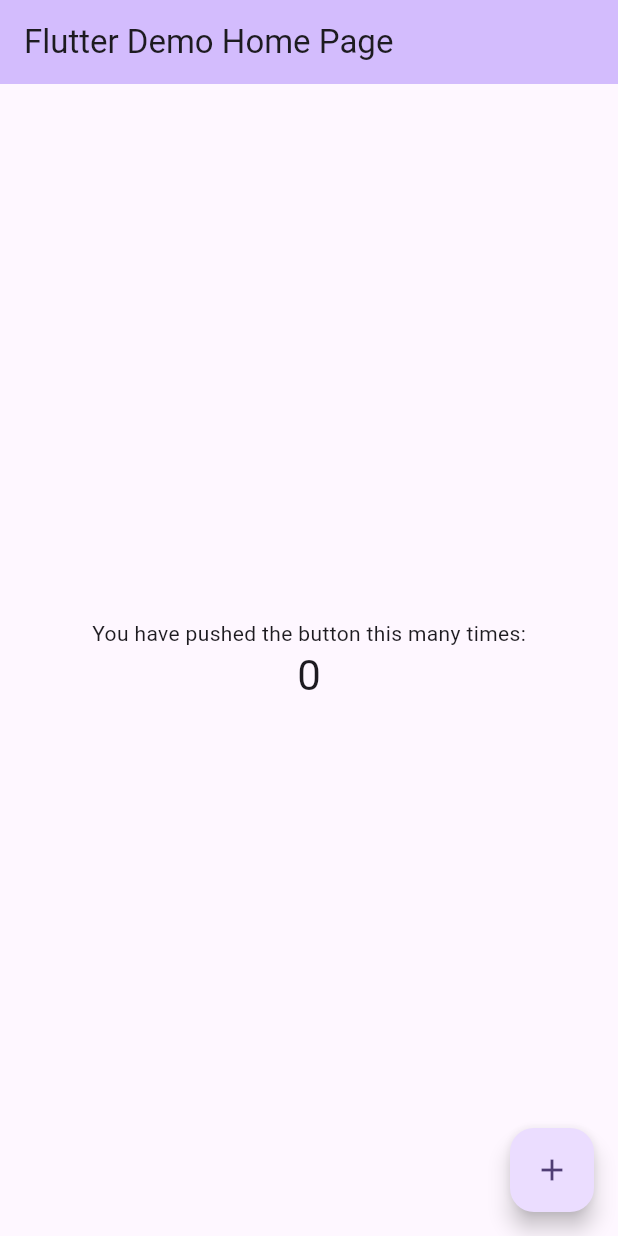
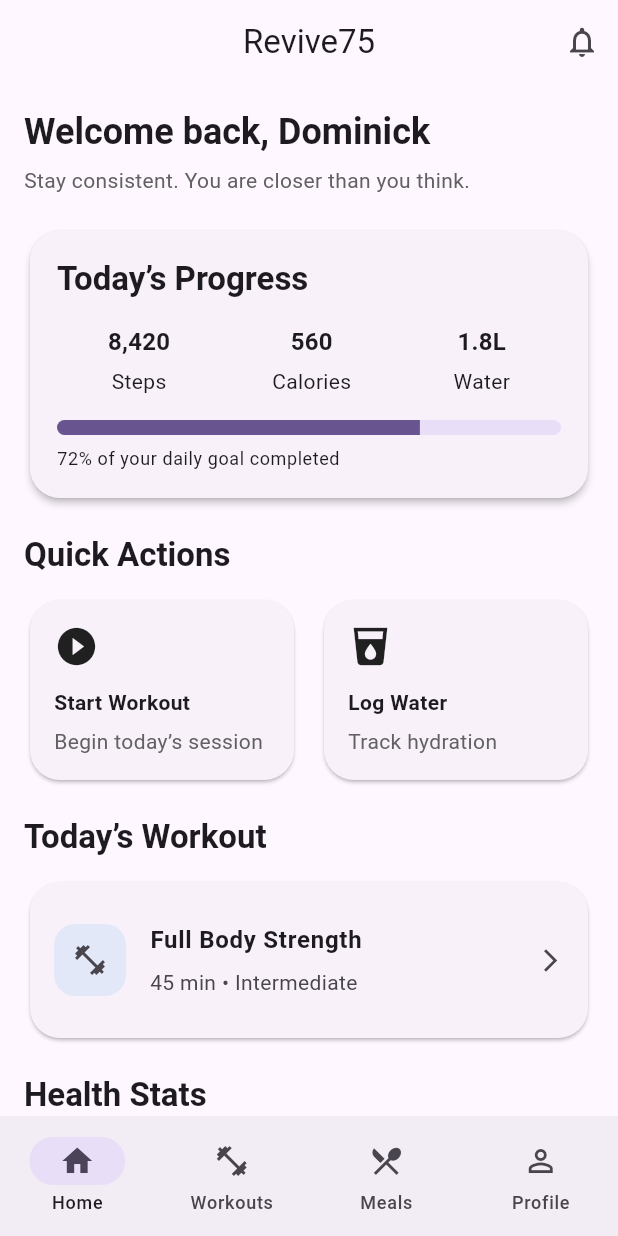
Before and after one commit to Luneric/Revive75, a Flutter app: the MyHomePage screen opened directly, on a phone screen of 412 x 824 dp. Run offline on Flutter 3.47's test engine with Material 3 defaults, Android fonts, the light colour scheme and no system bars.

Commit message:
end of old branch

```diff
--- a/revive75_app/lib/Domfiles/app.dart
+++ b/revive75_app/lib/Domfiles/app.dart
@@ -0,0 +1,17 @@
+import 'package:flutter/material.dart';
+import 'pages/home_page.dart';
+
+class MyApp extends StatelessWidget {
+  const MyApp({super.key});
+
+  @override
+  Widget build(BuildContext context) {
+    return MaterialApp(
+      title: 'Flutter Demo',
+      theme: ThemeData(
+        colorScheme: ColorScheme.fromSeed(seedColor: Colors.deepPurple),
+      ),
+      home: const MyHomePage(title: 'Revive75'),
+    );
+  }
+}
--- a/revive75_app/lib/Domfiles/main.dart
+++ b/revive75_app/lib/Domfiles/main.dart
@@ -1,122 +1,6 @@
 import 'package:flutter/material.dart';
+import 'app.dart';
 
 void main() {
   runApp(const MyApp());
 }
-
-class MyApp extends StatelessWidget {
-  const MyApp({super.key});
-
-  // This widget is the root of your application.
-  @override
-  Widget build(BuildContext context) {
-    return MaterialApp(
-      title: 'Flutter Demo',
-      theme: ThemeData(
-        // This is the theme of your application.
-        //
-        // TRY THIS: Try running your application with "flutter run". You'll see
-        // the application has a purple toolbar. Then, without quitting the app,
-        // try changing the seedColor in the colorScheme below to Colors.green
-        // and then invoke "hot reload" (save your changes or press the "hot
-        // reload" button in a Flutter-supported IDE, or press "r" if you used
-        // the command line to start the app).
-        //
-        // Notice that the counter didn't reset back to zero; the application
-        // state is not lost during the reload. To reset the state, use hot
-        // restart instead.
-        //
-        // This works for code too, not just values: Most code changes can be
-        // tested with just a hot reload.
-        colorScheme: .fromSeed(seedColor: Colors.deepPurple),
-      ),
-      home: const MyHomePage(title: 'Flutter Demo Home Page'),
-    );
-  }
-}
-
-class MyHomePage extends StatefulWidget {
-  const MyHomePage({super.key, required this.title});
-
-  // This widget is the home page of your application. It is stateful, meaning
-  // that it has a State object (defined below) that contains fields that affect
-  // how it looks.
-
-  // This class is the configuration for the state. It holds the values (in this
-  // case the title) provided by the parent (in this case the App widget) and
-  // used by the build method of the State. Fields in a Widget subclass are
-  // always marked "final".
-
-  final String title;
-
-  @override
-  State<MyHomePage> createState() => _MyHomePageState();
-}
-
-class _MyHomePageState extends State<MyHomePage> {
-  int _counter = 0;
-
-  void _incrementCounter() {
-    setState(() {
-      // This call to setState tells the Flutter framework that something has
-      // changed in this State, which causes it to rerun the build method below
-      // so that the display can reflect the updated values. If we changed
-      // _counter without calling setState(), then the build method would not be
-      // called again, and so nothing would appear to happen.
-      _counter++;
-    });
-  }
-
-  @override
-  Widget build(BuildContext context) {
-    // This method is rerun every time setState is called, for instance as done
-    // by the _incrementCounter method above.
-    //
-    // The Flutter framework has been optimized to make rerunning build methods
-    // fast, so that you can just rebuild anything that needs updating rather
-    // than having to individually change instances of widgets.
-    return Scaffold(
-      appBar: AppBar(
-        // TRY THIS: Try changing the color here to a specific color (to
-        // Colors.amber, perhaps?) and trigger a hot reload to see the AppBar
-        // change color while the other colors stay the same.
-        backgroundColor: Theme.of(context).colorScheme.inversePrimary,
-        // Here we take the value from the MyHomePage object that was created by
-        // the App.build method, and use it to set our appbar title.
-        title: Text(widget.title),
-      ),
-      body: Center(
-        // Center is a layout widget. It takes a single child and positions it
-        // in the middle of the parent.
-        child: Column(
-          // Column is also a layout widget. It takes a list of children and
-          // arranges them vertically. By default, it sizes itself to fit its
-          // children horizontally, and tries to be as tall as its parent.
-          //
-          // Column has various properties to control how it sizes itself and
-          // how it positions its children. Here we use mainAxisAlignment to
-          // center the children vertically; the main axis here is the vertical
-          // axis because Columns are vertical (the cross axis would be
-          // horizontal).
-          //
-          // TRY THIS: Invoke "debug painting" (choose the "Toggle Debug Paint"
-          // action in the IDE, or press "p" in the console), to see the
-          // wireframe for each widget.
-          mainAxisAlignment: .center,
-          children: [
-            const Text('You have pushed the button this many times:'),
-            Text(
-              '$_counter',
-              style: Theme.of(context).textTheme.headlineMedium,
-            ),
-          ],
-        ),
-      ),
-      floatingActionButton: FloatingActionButton(
-        onPressed: _incrementCounter,
-        tooltip: 'Increment',
-        child: const Icon(Icons.add),
-      ),
-    );
-  }
-}
--- a/revive75_app/lib/Domfiles/pages/home_page.dart
+++ b/revive75_app/lib/Domfiles/pages/home_page.dart
@@ -0,0 +1,355 @@
+import 'package:flutter/material.dart';
+
+class MyHomePage extends StatelessWidget {
+  const MyHomePage({super.key, required this.title});
+
+  final String title;
+
+  @override
+  Widget build(BuildContext context) {
+    return Scaffold(
+      appBar: AppBar(
+        title: const Text('Revive75'),
+        centerTitle: true,
+        actions: [
+          IconButton(
+            onPressed: () {},
+            icon: const Icon(Icons.notifications_none),
+          ),
+        ],
+      ),
+      body: SingleChildScrollView(
+        padding: const EdgeInsets.all(16),
+        child: Column(
+          crossAxisAlignment: CrossAxisAlignment.start,
+          children: [
+            _buildGreeting(context),
+            const SizedBox(height: 20),
+            _buildTodayProgress(context),
+            const SizedBox(height: 20),
+            _buildQuickActions(context),
+            const SizedBox(height: 20),
+            _buildWorkoutSection(context),
+            const SizedBox(height: 20),
+            _buildHealthStats(context),
+          ],
+        ),
+      ),
+      bottomNavigationBar: NavigationBar(
+        selectedIndex: 0,
+        destinations: const [
+          NavigationDestination(
+            icon: Icon(Icons.home_outlined),
+            selectedIcon: Icon(Icons.home),
+            label: 'Home',
+          ),
+          NavigationDestination(
+            icon: Icon(Icons.fitness_center_outlined),
+            selectedIcon: Icon(Icons.fitness_center),
+            label: 'Workouts',
+          ),
+          NavigationDestination(
+            icon: Icon(Icons.restaurant_menu_outlined),
+            selectedIcon: Icon(Icons.restaurant_menu),
+            label: 'Meals',
+          ),
+          NavigationDestination(
+            icon: Icon(Icons.person_outline),
+            selectedIcon: Icon(Icons.person),
+            label: 'Profile',
+          ),
+        ],
+      ),
+    );
+  }
+
+  Widget _buildGreeting(BuildContext context) {
+    return Column(
+      crossAxisAlignment: CrossAxisAlignment.start,
+      children: [
+        Text(
+          'Welcome back, Dominick',
+          style: Theme.of(context).textTheme.headlineSmall?.copyWith(
+                fontWeight: FontWeight.bold,
+              ),
+        ),
+        const SizedBox(height: 6),
+        Text(
+          'Stay consistent. You are closer than you think.',
+          style: Theme.of(context).textTheme.bodyMedium?.copyWith(
+                color: Colors.grey[700],
+              ),
+        ),
+      ],
+    );
+  }
+
+  Widget _buildTodayProgress(BuildContext context) {
+    return Card(
+      elevation: 2,
+      shape: RoundedRectangleBorder(
+        borderRadius: BorderRadius.circular(20),
+      ),
+      child: Padding(
+        padding: const EdgeInsets.all(18),
+        child: Column(
+          crossAxisAlignment: CrossAxisAlignment.start,
+          children: [
+            Text(
+              'Today’s Progress',
+              style: Theme.of(context).textTheme.titleLarge?.copyWith(
+                    fontWeight: FontWeight.bold,
+                  ),
+            ),
+            const SizedBox(height: 16),
+            const Row(
+              mainAxisAlignment: MainAxisAlignment.spaceAround,
+              children: [
+                _ProgressItem(label: 'Steps', value: '8,420'),
+                _ProgressItem(label: 'Calories', value: '560'),
+                _ProgressItem(label: 'Water', value: '1.8L'),
+              ],
+            ),
+            const SizedBox(height: 16),
+            ClipRRect(
+              borderRadius: BorderRadius.circular(12),
+              child: const LinearProgressIndicator(
+                value: 0.72,
+                minHeight: 10,
+              ),
+            ),
+            const SizedBox(height: 8),
+            Text(
+              '72% of your daily goal completed',
+              style: Theme.of(context).textTheme.bodySmall,
+            ),
+          ],
+        ),
+      ),
+    );
+  }
+
+  Widget _buildQuickActions(BuildContext context) {
+    return Column(
+      crossAxisAlignment: CrossAxisAlignment.start,
+      children: [
+        Text(
+          'Quick Actions',
+          style: Theme.of(context).textTheme.titleLarge?.copyWith(
+                fontWeight: FontWeight.bold,
+              ),
+        ),
+        const SizedBox(height: 12),
+        Row(
+          children: [
+            Expanded(
+              child: _ActionCard(
+                icon: Icons.play_circle_fill,
+                title: 'Start Workout',
+                subtitle: 'Begin today’s session',
+                onTap: () {},
+              ),
+            ),
+            const SizedBox(width: 12),
+            Expanded(
+              child: _ActionCard(
+                icon: Icons.local_drink,
+                title: 'Log Water',
+                subtitle: 'Track hydration',
+                onTap: () {},
+              ),
+            ),
+          ],
+        ),
+      ],
+    );
+  }
+
+  Widget _buildWorkoutSection(BuildContext context) {
+    return Column(
+      crossAxisAlignment: CrossAxisAlignment.start,
+      children: [
+        Text(
+          'Today’s Workout',
+          style: Theme.of(context).textTheme.titleLarge?.copyWith(
+                fontWeight: FontWeight.bold,
+              ),
+        ),
+        const SizedBox(height: 12),
+        Card(
+          shape: RoundedRectangleBorder(
+            borderRadius: BorderRadius.circular(20),
+          ),
+          child: ListTile(
+            contentPadding: const EdgeInsets.all(16),
+            leading: Container(
+              padding: const EdgeInsets.all(12),
+              decoration: BoxDecoration(
+                color: Colors.blue.withValues(alpha: 0.1),
+                borderRadius: BorderRadius.circular(14),
+              ),
+              child: const Icon(Icons.fitness_center),
+            ),
+            title: const Text(
+              'Full Body Strength',
+              style: TextStyle(fontWeight: FontWeight.bold),
+            ),
+            subtitle: const Padding(
+              padding: EdgeInsets.only(top: 6),
+              child: Text('45 min • Intermediate'),
+            ),
+            trailing: const Icon(Icons.arrow_forward_ios, size: 18),
+            onTap: () {},
+          ),
+        ),
+      ],
+    );
+  }
+
+  Widget _buildHealthStats(BuildContext context) {
+    return Column(
+      crossAxisAlignment: CrossAxisAlignment.start,
+      children: [
+        Text(
+          'Health Stats',
+          style: Theme.of(context).textTheme.titleLarge?.copyWith(
+                fontWeight: FontWeight.bold,
+              ),
+        ),
+        const SizedBox(height: 12),
+        Row(
+          children: const [
+            Expanded(
+              child: _StatCard(
+                title: 'Heart Rate',
+                value: '78 bpm',
+                icon: Icons.favorite,
+              ),
+            ),
+            SizedBox(width: 12),
+            Expanded(
+              child: _StatCard(
+                title: 'Sleep',
+                value: '7h 40m',
+                icon: Icons.nightlight_round,
+              ),
+            ),
+          ],
+        ),
+      ],
+    );
+  }
+}
+
+class _ProgressItem extends StatelessWidget {
+  const _ProgressItem({
+    required this.label,
+    required this.value,
+  });
+
+  final String label;
+  final String value;
+
+  @override
+  Widget build(BuildContext context) {
+    return Column(
+      children: [
+        Text(
+          value,
+          style: Theme.of(context).textTheme.titleMedium?.copyWith(
+                fontWeight: FontWeight.bold,
+              ),
+        ),
+        const SizedBox(height: 4),
+        Text(label),
+      ],
+    );
+  }
+}
+
+class _ActionCard extends StatelessWidget {
+  const _ActionCard({
+    required this.icon,
+    required this.title,
+    required this.subtitle,
+    required this.onTap,
+  });
+
+  final IconData icon;
+  final String title;
+  final String subtitle;
+  final VoidCallback onTap;
+
+  @override
+  Widget build(BuildContext context) {
+    return Card(
+      shape: RoundedRectangleBorder(
+        borderRadius: BorderRadius.circular(20),
+      ),
+      child: InkWell(
+        borderRadius: BorderRadius.circular(20),
+        onTap: onTap,
+        child: Padding(
+          padding: const EdgeInsets.all(16),
+          child: Column(
+            crossAxisAlignment: CrossAxisAlignment.start,
+            children: [
+              Icon(icon, size: 30),
+              const SizedBox(height: 12),
+              Text(
+                title,
+                style: const TextStyle(fontWeight: FontWeight.bold),
+              ),
+              const SizedBox(height: 6),
+              Text(
+                subtitle,
+                style: TextStyle(color: Colors.grey[700]),
+              ),
+            ],
+          ),
+        ),
+      ),
+    );
+  }
+}
+
+class _StatCard extends StatelessWidget {
+  const _StatCard({
+    required this.title,
+    required this.value,
+    required this.icon,
+  });
+
+  final String title;
+  final String value;
+  final IconData icon;
+
+  @override
+  Widget build(BuildContext context) {
+    return Card(
+      shape: RoundedRectangleBorder(
+        borderRadius: BorderRadius.circular(20),
+      ),
+      child: Padding(
+        padding: const EdgeInsets.all(16),
+        child: Column(
+          children: [
+            Icon(icon, size: 28),
+            const SizedBox(height: 10),
+            Text(
+              title,
+              style: TextStyle(color: Colors.grey[700]),
+            ),
+            const SizedBox(height: 6),
+            Text(
+              value,
+              style: Theme.of(context).textTheme.titleMedium?.copyWith(
+                    fontWeight: FontWeight.bold,
+                  ),
+            ),
+          ],
+        ),
+      ),
+    );
+  }
+}
--- a/revive75_app/lib/main.dart
+++ b/revive75_app/lib/main.dart
@@ -1,8 +1,8 @@
 import 'package:flutter/material.dart';
 
-void main() {
-  runApp(const MyApp());
-}
+//void main() {
+//  runApp(const MyApp());
+//}
 
 class MyApp extends StatelessWidget {
   const MyApp({super.key});
```
